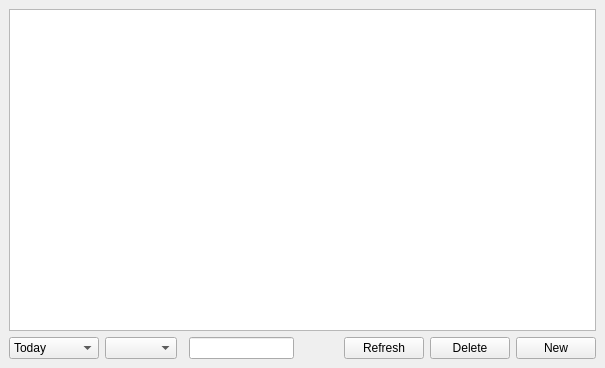
Old version of the form mainwindow.ui in the repository dr3mro/SimpleStorage.
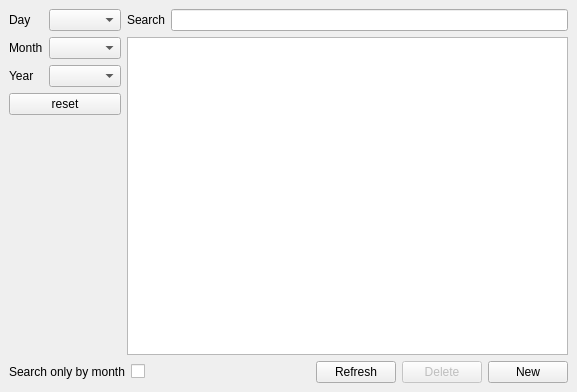
New version of the form. Custom widgets are drawn as their Qt base class.

Patch:
```diff
--- a/mainwindow.ui
+++ b/mainwindow.ui
@@ -6,16 +6,150 @@
    <rect>
     <x>0</x>
     <y>0</y>
-    <width>605</width>
-    <height>368</height>
+    <width>577</width>
+    <height>392</height>
    </rect>
   </property>
   <property name="windowTitle">
    <string>EasyOne</string>
   </property>
   <widget class="QWidget" name="centralwidget">
-   <layout class="QGridLayout" name="gridLayout">
-    <item row="0" column="0" colspan="8">
+   <layout class="QGridLayout" name="gridLayout_2">
+    <item row="2" column="2">
+     <widget class="QLineEdit" name="filter"/>
+    </item>
+    <item row="6" column="0">
+     <widget class="QLabel" name="sum">
+      <property name="font">
+       <font>
+        <pointsize>24</pointsize>
+       </font>
+      </property>
+      <property name="text">
+       <string/>
+      </property>
+     </widget>
+    </item>
+    <item row="8" column="0" colspan="3">
+     <layout class="QHBoxLayout" name="horizontalLayout">
+      <item>
+       <layout class="QHBoxLayout" name="horizontalLayout_2">
+        <item>
+         <widget class="QLabel" name="label_5">
+          <property name="text">
+           <string>Search only by month</string>
+          </property>
+         </widget>
+        </item>
+        <item>
+         <widget class="Switch" name="searchByMonth">
+          <property name="sizePolicy">
+           <sizepolicy hsizetype="Fixed" vsizetype="Fixed">
+            <horstretch>0</horstretch>
+            <verstretch>0</verstretch>
+           </sizepolicy>
+          </property>
+          <property name="text">
+           <string/>
+          </property>
+         </widget>
+        </item>
+       </layout>
+      </item>
+      <item>
+       <spacer name="horizontalSpacer">
+        <property name="orientation">
+         <enum>Qt::Horizontal</enum>
+        </property>
+        <property name="sizeHint" stdset="0">
+         <size>
+          <width>40</width>
+          <height>20</height>
+         </size>
+        </property>
+       </spacer>
+      </item>
+      <item>
+       <widget class="QPushButton" name="refresh_button">
+        <property name="text">
+         <string>Refresh</string>
+        </property>
+       </widget>
+      </item>
+      <item>
+       <widget class="QPushButton" name="del_button">
+        <property name="enabled">
+         <bool>false</bool>
+        </property>
+        <property name="text">
+         <string>Delete</string>
+        </property>
+       </widget>
+      </item>
+      <item>
+       <widget class="QPushButton" name="new_button">
+        <property name="text">
+         <string>New</string>
+        </property>
+       </widget>
+      </item>
+     </layout>
+    </item>
+    <item row="2" column="1">
+     <widget class="QLabel" name="label_4">
+      <property name="text">
+       <string>Search</string>
+      </property>
+     </widget>
+    </item>
+    <item row="5" column="0">
+     <spacer name="verticalSpacer">
+      <property name="orientation">
+       <enum>Qt::Vertical</enum>
+      </property>
+      <property name="sizeHint" stdset="0">
+       <size>
+        <width>20</width>
+        <height>233</height>
+       </size>
+      </property>
+     </spacer>
+    </item>
+    <item row="2" column="0" rowspan="2">
+     <layout class="QGridLayout" name="gridLayout">
+      <item row="0" column="1">
+       <widget class="QComboBox" name="day"/>
+      </item>
+      <item row="0" column="0">
+       <widget class="QLabel" name="label_3">
+        <property name="text">
+         <string>Day</string>
+        </property>
+       </widget>
+      </item>
+      <item row="1" column="1">
+       <widget class="QComboBox" name="month"/>
+      </item>
+      <item row="2" column="1">
+       <widget class="QComboBox" name="year"/>
+      </item>
+      <item row="1" column="0">
+       <widget class="QLabel" name="label">
+        <property name="text">
+         <string>Month</string>
+        </property>
+       </widget>
+      </item>
+      <item row="2" column="0">
+       <widget class="QLabel" name="label_2">
+        <property name="text">
+         <string>Year</string>
+        </property>
+       </widget>
+      </item>
+     </layout>
+    </item>
+    <item row="3" column="1" rowspan="5" colspan="2">
      <widget class="QTableView" name="tableView">
       <property name="editTriggers">
        <set>QAbstractItemView::AllEditTriggers</set>
@@ -31,118 +165,23 @@
       </property>
      </widget>
     </item>
-    <item row="1" column="3">
-     <widget class="QLineEdit" name="filter"/>
-    </item>
-    <item row="1" column="1">
-     <widget class="QComboBox" name="year"/>
-    </item>
-    <item row="1" column="6">
-     <widget class="QPushButton" name="del_button">
+    <item row="4" column="0">
+     <widget class="QPushButton" name="resetDate_button">
       <property name="text">
-       <string>Delete</string>
-      </property>
-     </widget>
-    </item>
-    <item row="1" column="4">
-     <spacer name="horizontalSpacer">
-      <property name="orientation">
-       <enum>Qt::Horizontal</enum>
-      </property>
-      <property name="sizeHint" stdset="0">
-       <size>
-        <width>40</width>
-        <height>20</height>
-       </size>
-      </property>
-     </spacer>
-    </item>
-    <item row="1" column="7">
-     <widget class="QPushButton" name="new_button">
-      <property name="text">
-       <string>New</string>
-      </property>
-     </widget>
-    </item>
-    <item row="1" column="0">
-     <widget class="QComboBox" name="Date">
-      <item>
-       <property name="text">
-        <string>Today</string>
-       </property>
-      </item>
-      <item>
-       <property name="text">
-        <string>January</string>
-       </property>
-      </item>
-      <item>
-       <property name="text">
-        <string>February</string>
-       </property>
-      </item>
-      <item>
-       <property name="text">
-        <string>March</string>
-       </property>
-      </item>
-      <item>
-       <property name="text">
-        <string>April</string>
-       </property>
-      </item>
-      <item>
-       <property name="text">
-        <string>May</string>
-       </property>
-      </item>
-      <item>
-       <property name="text">
-        <string>June</string>
-       </property>
-      </item>
-      <item>
-       <property name="text">
-        <string>July</string>
-       </property>
-      </item>
-      <item>
-       <property name="text">
-        <string>August</string>
-       </property>
-      </item>
-      <item>
-       <property name="text">
-        <string>September</string>
-       </property>
-      </item>
-      <item>
-       <property name="text">
-        <string>October</string>
-       </property>
-      </item>
-      <item>
-       <property name="text">
-        <string>November</string>
-       </property>
-      </item>
-      <item>
-       <property name="text">
-        <string>December</string>
-       </property>
-      </item>
-     </widget>
-    </item>
-    <item row="1" column="5">
-     <widget class="QPushButton" name="refresh_button">
-      <property name="text">
-       <string>Refresh</string>
+       <string>reset</string>
       </property>
      </widget>
     </item>
    </layout>
   </widget>
  </widget>
+ <customwidgets>
+  <customwidget>
+   <class>Switch</class>
+   <extends>QCheckBox</extends>
+   <header>switch.h</header>
+  </customwidget>
+ </customwidgets>
  <resources/>
  <connections/>
 </ui>
```
